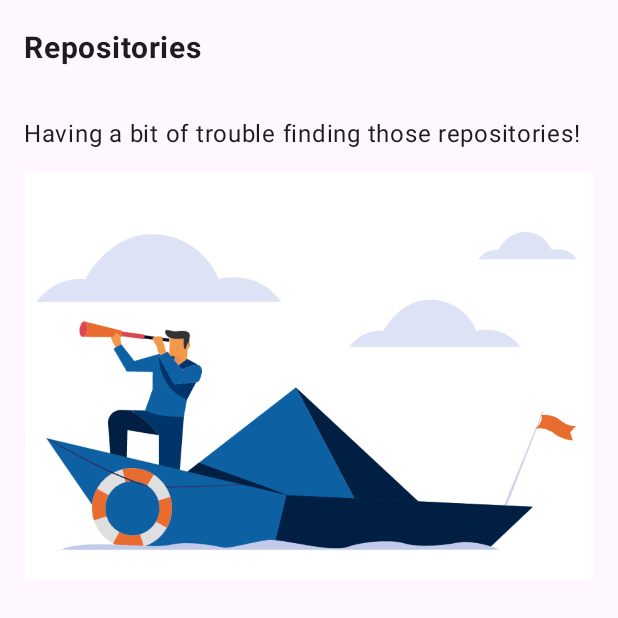
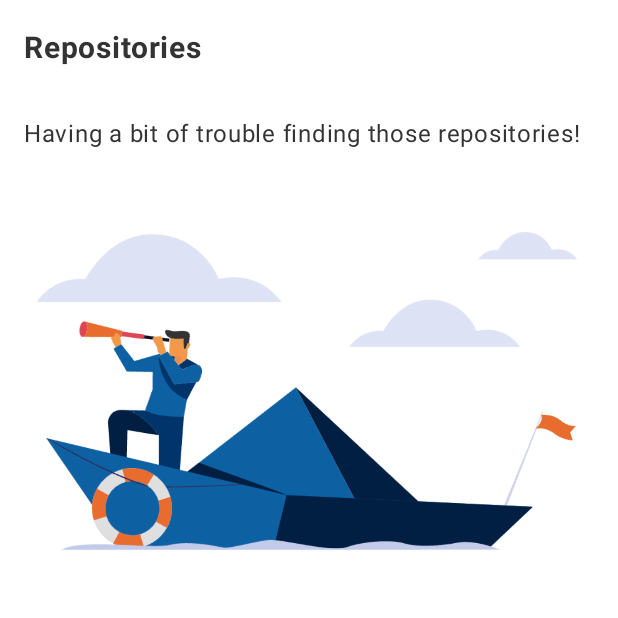
Before and after one commit to lmorda/kmp-github-list-details, an Android app built with Jetpack Compose: the composable KmpApp shown on its own in the app's theme, on a phone screen of 412 x 824 dp, the top half of it. Run offline under Robolectric (Android 15) with nearby library versions, the phone set to English and light mode, and no system bars; our stand-ins replace Compose Multiplatform resources; pictures from the network do not load.

Commit message:
Improved theme

```diff
--- a/composeApp/src/commonMain/kotlin/com/lmorda/kmp/KmpApp.kt
+++ b/composeApp/src/commonMain/kotlin/com/lmorda/kmp/KmpApp.kt
@@ -1,19 +1,14 @@
 package com.lmorda.kmp
 
-import androidx.compose.foundation.isSystemInDarkTheme
-import androidx.compose.material3.MaterialTheme
 import androidx.compose.material3.Surface
-import androidx.compose.material3.darkColorScheme
-import androidx.compose.material3.lightColorScheme
 import androidx.compose.runtime.Composable
 import androidx.navigation.NavHostController
 import androidx.navigation.compose.rememberNavController
+import com.lmorda.kmp.ui.theme.KmpTheme
 
 @Composable
 fun KmpApp() {
-    MaterialTheme(
-        colorScheme = if (isSystemInDarkTheme()) darkColorScheme() else lightColorScheme()
-    ) {
+    KmpTheme {
         Surface {
             val navController: NavHostController = rememberNavController()
             KmpNavHost(navController)
--- a/composeApp/src/commonMain/kotlin/com/lmorda/kmp/ui/details/DetailsScreen.kt
+++ b/composeApp/src/commonMain/kotlin/com/lmorda/kmp/ui/details/DetailsScreen.kt
@@ -114,14 +114,14 @@ fun ColumnScope.DetailsContent(details: GithubRepo) {
     )
     Text(
         text = details.name,
-        style = MaterialTheme.typography.titleLarge,
+        style = MaterialTheme.typography.titleMedium,
         color = MaterialTheme.colorScheme.onBackground,
         maxLines = 1,
     )
     Text(
         modifier = Modifier.padding(top = standardSize),
         text = details.description.orEmpty(),
-        style = MaterialTheme.typography.titleLarge,
+        style = MaterialTheme.typography.bodyLarge,
         color = MaterialTheme.colorScheme.onBackground,
     )
     RepositoryStats(details = details)
--- a/composeApp/src/commonMain/kotlin/com/lmorda/kmp/ui/theme/Theme.kt
+++ b/composeApp/src/commonMain/kotlin/com/lmorda/kmp/ui/theme/Theme.kt
@@ -56,4 +56,4 @@ val mediumSize: Dp = 8.dp
 val standardSize: Dp = 16.dp
 val mediumLargeSize: Dp = 24.dp
 val largeSize: Dp = 32.dp
-val xLargeSize: Dp = 128.dp
+val xLargeSize: Dp = 96.dp
--- a/composeApp/src/commonMain/kotlin/com/lmorda/kmp/ui/theme/Typography.kt
+++ b/composeApp/src/commonMain/kotlin/com/lmorda/kmp/ui/theme/Typography.kt
@@ -28,11 +28,4 @@ val Typography = Typography(
         lineHeight = 32.sp,
         letterSpacing = 0.5.sp,
     ),
-    titleLarge = TextStyle(
-        fontFamily = FontFamily.Default,
-        fontWeight = FontWeight.Bold,
-        fontSize = 32.sp,
-        lineHeight = 48.sp,
-        letterSpacing = 0.5.sp,
-    ),
 )
```
